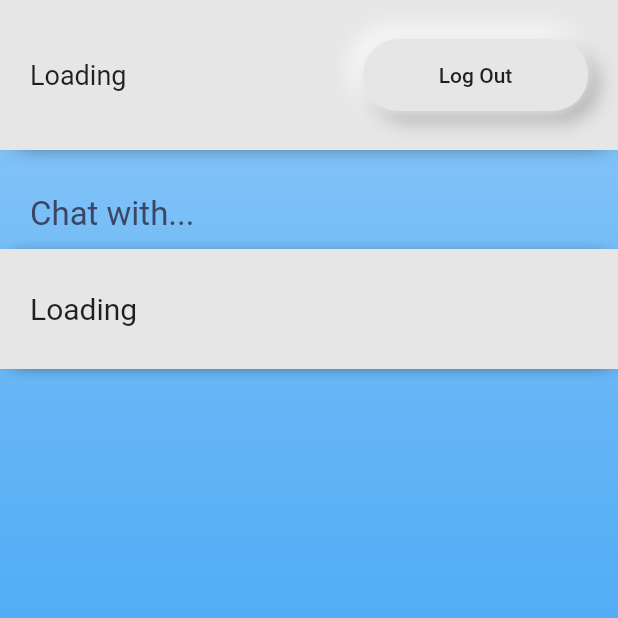
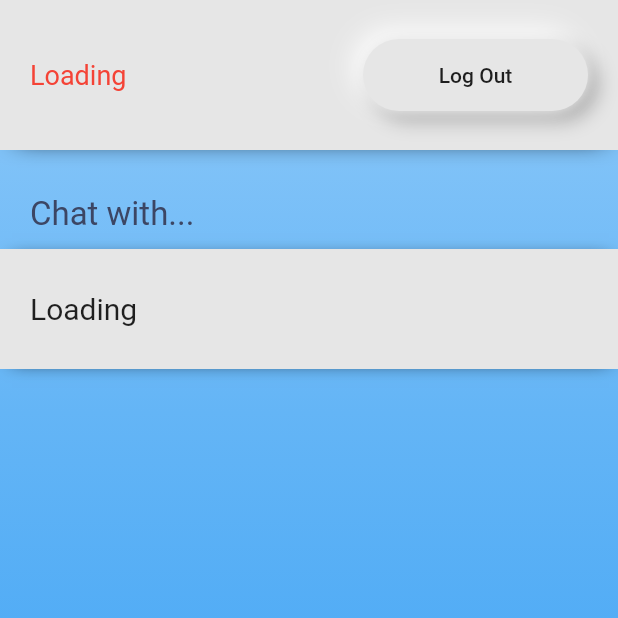
Before and after one commit to Ayush-Suman/Flutt-Chat, a Flutter app: the ChatList screen opened directly, on a phone screen of 412 x 824 dp, the top half of it. Run offline on Flutter 3.47's test engine with Material 2 defaults, Android fonts, the phone set to English and light mode, and no system bars; our stand-ins replace animated_text_kit, cloud_firestore, firebase_auth, flutter_spinkit, google_sign_in, lottie and 2 more; accounts and stored records are empty.

Commit message:
UI updates

```diff
--- a/lib/screens/chatlist.dart
+++ b/lib/screens/chatlist.dart
@@ -116,7 +116,7 @@ class _ChatListState extends State<ChatList>
                     Container(
                         margin: EdgeInsets.only(left: 20),
                         child: Text(name,
-                          style: TextStyle(fontSize: 18),
+                          style: TextStyle(fontSize: 18,color: Colors.red),
                         )),
                     Expanded(
                         child: Container(
```
